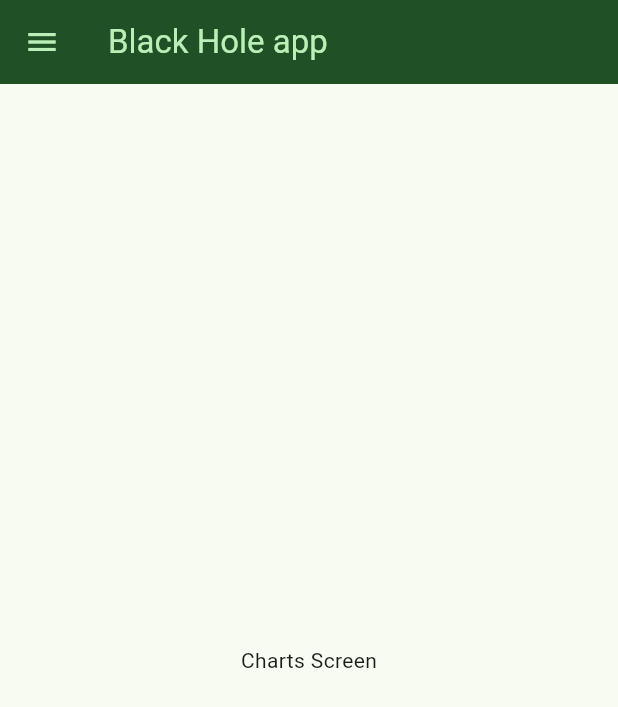
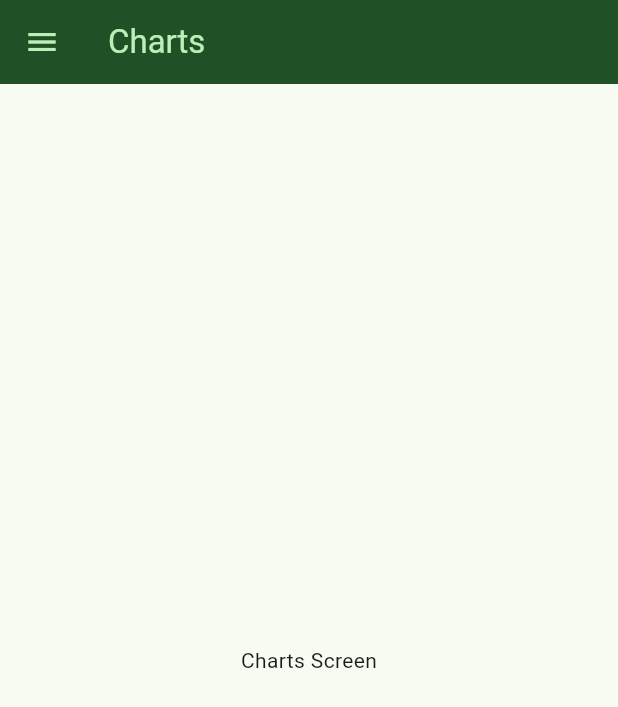
Before and after one commit to josmith42/blackholecalculator, a Flutter app: the screen it shows after launch, in the side drawer, after a tap on "Charts", on a phone screen of 412 x 824 dp. Shown: the top 707 px of the screen. Run offline on Flutter 3.47's test engine with Material 3 defaults, Android fonts, the phone set to English and light mode, and no system bars; our stand-ins replace flutter_riverpod.

Commit message:
Screen nav refactoring
* Utilize Screen enum stuff more

```diff
--- a/lib/app/app.dart
+++ b/lib/app/app.dart
@@ -1,5 +1,6 @@
 import 'package:blackholecalculator/app/app_drawer.dart';
 import 'package:blackholecalculator/app/theme.dart';
+import 'package:blackholecalculator/providers/screen.dart';
 import 'package:blackholecalculator/providers/screen_provider.dart';
 import 'package:blackholecalculator/screens/calculator_screen.dart';
 import 'package:blackholecalculator/screens/charts_screen.dart';
@@ -17,7 +18,7 @@ class App extends ConsumerWidget {
       theme: appLightTheme,
       darkTheme: appDarkTheme,
       home: Scaffold(
-        appBar: AppBar(title: Text('Black Hole app')),
+        appBar: AppBar(title: Text(screen.title)),
         drawer: const AppDrawer(),
         body: SafeArea(
           child: switch (screen) {
--- a/lib/app/app_drawer.dart
+++ b/lib/app/app_drawer.dart
@@ -1,3 +1,4 @@
+import 'package:blackholecalculator/providers/screen.dart';
 import 'package:blackholecalculator/providers/screen_provider.dart';
 import 'package:flutter/material.dart';
 import 'package:flutter_riverpod/flutter_riverpod.dart';
@@ -12,6 +13,7 @@ class AppDrawer extends ConsumerWidget {
 
   @override
   Widget build(BuildContext context, WidgetRef ref) {
+    final selectedScreen = ref.watch(screenProvider);
     return Drawer(
       child: ListView(
         padding: EdgeInsets.zero,
@@ -23,15 +25,13 @@ class AppDrawer extends ConsumerWidget {
               style: Theme.of(context).textTheme.headlineSmall,
             ),
           ),
-          ListTile(
-            leading: const Icon(Icons.calculate),
-            title: const Text('Calculator'),
-            onTap: () => _navigateToScreen(ref, Screen.calculator),
-          ),
-          ListTile(
-            leading: const Icon(Icons.bar_chart),
-            title: const Text('Charts'),
-            onTap: () => _navigateToScreen(ref, Screen.charts),
+          ...Screen.values.map(
+            (screen) => ListTile(
+              selected: selectedScreen == screen,
+              leading: Icon(screen.icon),
+              title: Text(screen.title),
+              onTap: () => _navigateToScreen(ref, screen),
+            ),
           ),
         ],
       ),
--- /dev/null
+++ b/lib/providers/screen.dart
@@ -0,0 +1,11 @@
+import 'package:flutter/material.dart';
+
+enum Screen {
+  charts(title: 'Charts', icon: Icons.bar_chart),
+  calculator(title: 'Calculator', icon: Icons.calculate);
+
+  final String title;
+  final IconData icon;
+
+  const Screen({required this.title, required this.icon});
+}
--- a/lib/providers/screen_provider.dart
+++ b/lib/providers/screen_provider.dart
@@ -1,10 +1,6 @@
 
+import 'package:blackholecalculator/providers/screen.dart';
 import 'package:flutter_riverpod/flutter_riverpod.dart';
-
-enum Screen {
-  charts,
-  calculator,
-}
 
 class ScreenNotifier extends StateNotifier<Screen> {
   ScreenNotifier() : super(Screen.charts);
```
